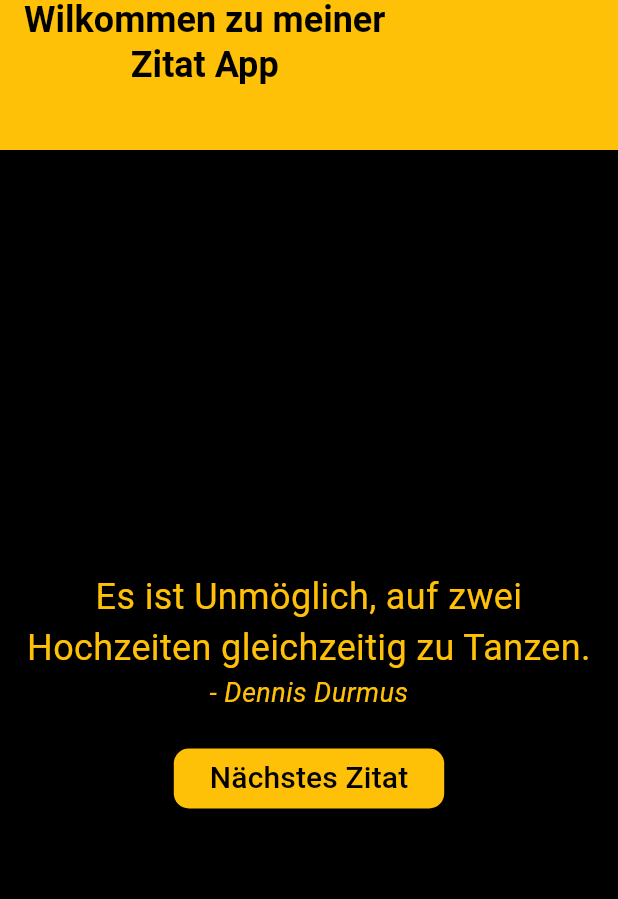
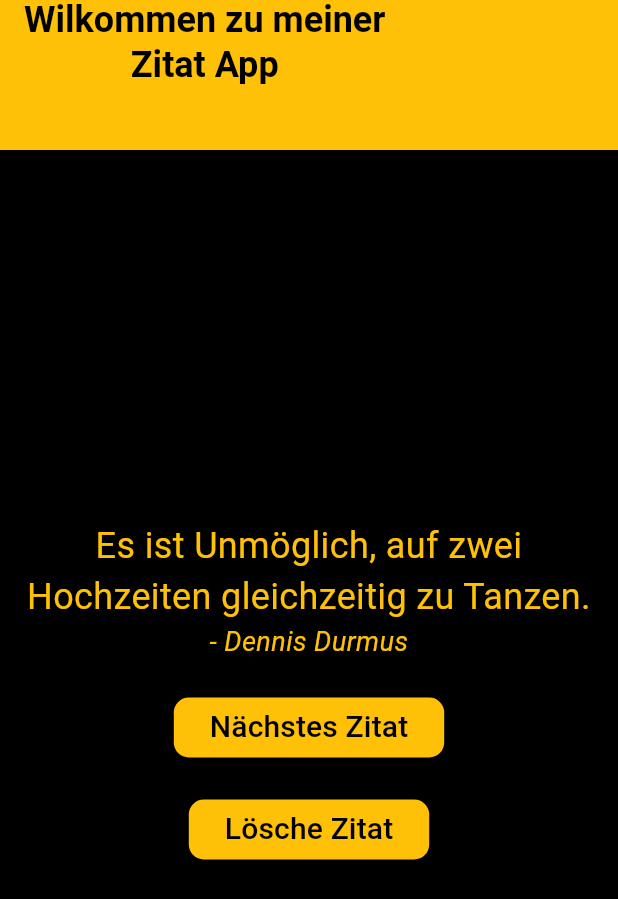
Before and after one commit to Serveronline73/project_19, a Flutter app: the screen it shows after launch, after a tap on "Nächstes Zitat", on a phone screen of 412 x 824 dp. Shown: the top 899 px of the screen. Run offline on Flutter 3.47's test engine with Material 3 defaults, Android fonts, the light colour scheme and no system bars; our stand-ins replace shared_preferences; network calls fail.

Commit message:
SharedPreferences has been implemented to locally store the quotes, and a "Clear" button has been added.

```diff
--- a/lib/main.dart
+++ b/lib/main.dart
@@ -2,6 +2,7 @@ import 'dart:convert';
 
 import 'package:flutter/material.dart';
 import 'package:http/http.dart' as http;
+import 'package:shared_preferences/shared_preferences.dart';
 
 void main() {
   runApp(const MainApp());
@@ -19,6 +20,20 @@ class MyAppState extends State<MainApp> {
       "Es ist Unmöglich, auf zwei Hochzeiten gleichzeitig zu Tanzen.";
   String author = "Dennis Durmus";
 
+  @override
+  void initState() {
+    super.initState();
+    _loadQuote();
+  }
+
+  Future<void> _loadQuote() async {
+    SharedPreferences prefs = await SharedPreferences.getInstance();
+    setState(() {
+      quote = prefs.getString("quote") ?? quote;
+      author = prefs.getString("author") ?? author;
+    });
+  }
+
   Future<void> getQuote() async {
     final response = await http.get(
       Uri.parse("https://api.api-ninjas.com/v1/quotes"), //API URL
@@ -34,9 +49,20 @@ class MyAppState extends State<MainApp> {
         quote = data[0]['quote'];
         author = data[0]['author'];
       });
-    } else {
-      throw Exception("Fehler Laden vom Zitat");
+      SharedPreferences prefs = await SharedPreferences.getInstance();
+      prefs.setString("quote", quote);
+      prefs.setString("author", author);
     }
+  }
+
+  Future<void> _clearQuote() async {
+    SharedPreferences prefs = await SharedPreferences.getInstance();
+    prefs.remove("quote");
+    prefs.remove("author");
+    setState(() {
+      quote = "Es ist Unmöglich, auf zwei Hochzeiten gleichzeitig zu Tanzen.";
+      author = "Dennis Durmus";
+    });
   }
 
   @override
@@ -88,6 +114,21 @@ class MyAppState extends State<MainApp> {
                       color: Colors.black,
                     )),
               ),
+              const SizedBox(height: 20.0),
+              ElevatedButton(
+                onPressed: _clearQuote,
+                style: ElevatedButton.styleFrom(
+                  backgroundColor: Colors.amber,
+                  shape: RoundedRectangleBorder(
+                    borderRadius: BorderRadius.circular(10.0),
+                  ),
+                ),
+                child: const Text("Lösche Zitat",
+                    style: TextStyle(
+                      fontSize: 20.0,
+                      color: Colors.black,
+                    )),
+              ),
             ],
           ),
         ),
```
